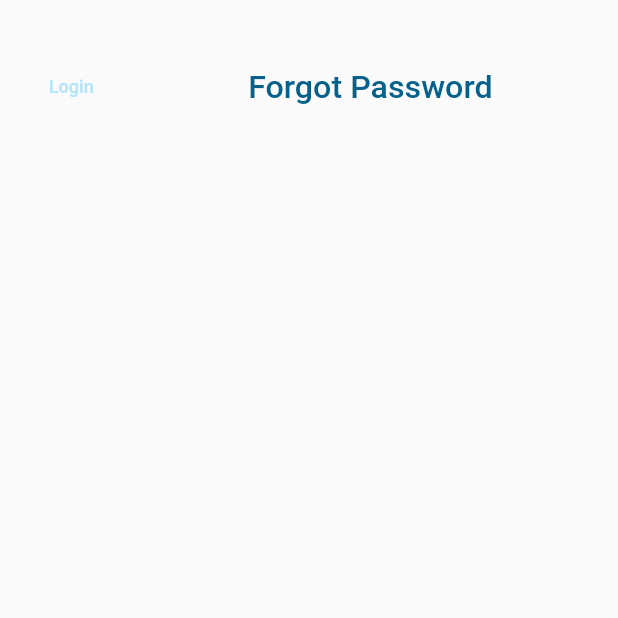
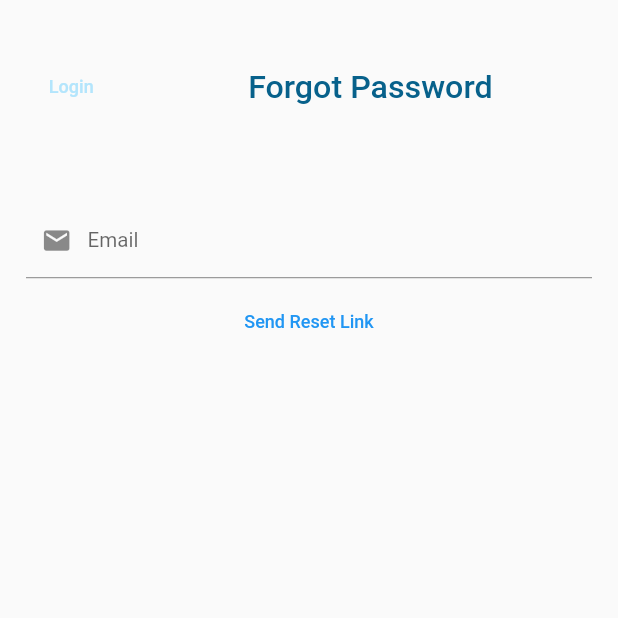
Before and after one commit to alper50/TimeAndNoteTracker, a Flutter app: the AuthenticationView screen opened by its route, tab 3 chosen, on a phone screen of 412 x 824 dp, the top half of it. Run offline on Flutter 3.47's test engine with Material 2 defaults, Android fonts, the phone set to English and light mode, and no system bars; our stand-ins replace auto_route, bloc, concentric_transition, dartz, firebase_auth, firebase_core and 7 more; accounts and stored records are empty.

Commit message:
forgot password implemented

```diff
--- /dev/null
+++ b/lib/application/auth/bloc/forgot_password_bloc.dart
@@ -0,0 +1,55 @@
+import 'package:bloc/bloc.dart';
+import 'package:dartz/dartz.dart';
+import 'package:freezed_annotation/freezed_annotation.dart';
+import 'package:injectable/injectable.dart';
+import 'package:timenotetracker/domain/auth/%C4%B1_auth_methods.dart';
+import 'package:timenotetracker/domain/auth/auth_failure.dart';
+import 'package:timenotetracker/domain/auth/auth_value_objects.dart';
+
+part 'forgot_password_event.dart';
+part 'forgot_password_state.dart';
+part 'forgot_password_bloc.freezed.dart';
+
+@injectable
+class ForgotPasswordBloc
+    extends Bloc<ForgotPasswordEvent, ForgotPasswordState> {
+  final IAuthMethods _authMethods;
+  ForgotPasswordBloc(this._authMethods) : super(ForgotPasswordState.initial()) {
+    on<ForgotPasswordEvent>(
+      (event, emit) async {
+        await event.map(
+          sendResetLink: (e) async {
+            Either<AuthFailure, Unit>? failureOrSucces;
+
+            final isEmailValid = state.email.isValid();
+            if (isEmailValid) {
+              emit(
+                state.copyWith(
+                  isSubmitting: true,
+                  authFailureOrSuccessOption: none(),
+                ),
+              );
+              failureOrSucces =
+                  await _authMethods.forgotPassword(emailAddress: state.email);
+            }
+            emit(
+              state.copyWith(
+                isSubmitting: false,
+                showErrorMessage: true,
+                authFailureOrSuccessOption: optionOf(failureOrSucces),
+              ),
+            );
+          },
+          emailChanged: (e) {
+            emit(
+              state.copyWith(
+                email: EmailAddress(e.email),
+                authFailureOrSuccessOption: none(),
+              ),
+            );
+          },
+        );
+      },
+    );
+  }
+}
--- /dev/null
+++ b/lib/application/auth/bloc/forgot_password_event.dart
@@ -0,0 +1,7 @@
+part of 'forgot_password_bloc.dart';
+
+@freezed
+class ForgotPasswordEvent with _$ForgotPasswordEvent {
+   const factory ForgotPasswordEvent.emailChanged(String email) = ForgotPassEmailChanged;
+  const factory ForgotPasswordEvent.sendResetLink() = SendResetLink;
+}
--- /dev/null
+++ b/lib/application/auth/bloc/forgot_password_state.dart
@@ -0,0 +1,18 @@
+part of 'forgot_password_bloc.dart';
+
+@freezed
+abstract class ForgotPasswordState with _$ForgotPasswordState {
+  const factory ForgotPasswordState({
+    required EmailAddress email,
+    required bool showErrorMessage,
+    required bool isSubmitting,
+    required Option<Either<AuthFailure, Unit>> authFailureOrSuccessOption,
+  }) = _ForgotPasswordState;
+
+  factory ForgotPasswordState.initial() => ForgotPasswordState(
+        email: EmailAddress(''),
+        isSubmitting: false,
+        showErrorMessage: false,
+        authFailureOrSuccessOption: none(),
+      );
+}
--- a/lib/domain/auth/ı_auth_methods.dart
+++ b/lib/domain/auth/ı_auth_methods.dart
@@ -18,6 +18,5 @@ abstract class IAuthMethods {
   });
   Future<Either<AuthFailure, Unit>> signInWithGoogle();
   Future<Either<AuthFailure, Unit>> forgotPassword({required EmailAddress emailAddress});
-  Future<Either<AuthFailure, Unit>> resetPassword({required Password password});
   Future<void> signOut();
 }
--- a/lib/presentation/auth/auth_view.dart
+++ b/lib/presentation/auth/auth_view.dart
@@ -11,9 +11,9 @@ class AuthenticationView extends StatelessWidget {
   AuthenticationView({Key? key}) : super(key: key);
 
   final List<Widget> _tabbarViews = [
-    const RegisterView(),
+     RegisterView(),
      LoginView(),
-    const ForgotPasswordView()
+     ForgotPasswordView()
   ];
 
   @override
--- a/lib/presentation/auth/forgot_pass_view.dart
+++ b/lib/presentation/auth/forgot_pass_view.dart
@@ -1,12 +1,96 @@
 import 'package:flutter/material.dart';
+import 'package:flutter_bloc/flutter_bloc.dart';
+import 'package:timenotetracker/application/auth/bloc/forgot_password_bloc.dart';
+import 'package:timenotetracker/injection.dart';
+import 'package:timenotetracker/presentation/auth/widgets/my_auth_button.dart';
+import 'package:timenotetracker/presentation/core/coreWidgets/my_snackbar.dart';
 
 class ForgotPasswordView extends StatelessWidget {
-  const ForgotPasswordView({ Key? key }) : super(key: key);
-
+  ForgotPasswordView({Key? key}) : super(key: key);
+  // @override
+  // Widget wrappedRoute(BuildContext context) {
+  //   return BlocProvider(
+  //     create: (context) => getIt<ForgotPasswordBloc>(),
+  //     child: this,
+  //   );
+  // }
+  final FocusNode emailFocus = FocusNode();
   @override
   Widget build(BuildContext context) {
-    return Container(
-
+    return BlocProvider(
+      create: (context) => getIt<ForgotPasswordBloc>(),
+      child: BlocConsumer<ForgotPasswordBloc, ForgotPasswordState>(
+          listener: (context, state) {
+        state.authFailureOrSuccessOption.fold(
+          () {},
+          (either) => either.fold(
+            (failure) {
+              ScaffoldMessenger.of(context).showSnackBar(
+                displaySnackBar(
+                  message: failure.map(
+                    cancelledByUser: (_) => 'Cancelled',
+                    serverError: (_) => 'Server error',
+                    emailAlreadyInUse: (_) => 'Email already in use',
+                    invalidEmailAndPasswordCombination: (_) =>
+                        'Invalid email and password combination',
+                  ),
+                ),
+              );
+            },
+            (_) {
+              ScaffoldMessenger.of(context).showSnackBar(
+                displaySnackBar(
+                    message:
+                        'If this email exist password reset link has been sent to this email.'),
+              );
+            },
+          ),
+        );
+      }, builder: (context, state) {
+        return Scaffold(
+          body: Form(
+            autovalidateMode: state.showErrorMessage
+                ? AutovalidateMode.always
+                : AutovalidateMode.disabled,
+            child: Column(
+              children: [
+                TextFormField(
+                  focusNode: emailFocus,
+                  textInputAction: TextInputAction.next,
+                  decoration: const InputDecoration(
+                    prefixIcon: Icon(Icons.email),
+                    labelText: 'Email',
+                  ),
+                  autocorrect: false,
+                  onChanged: (value) => context.read<ForgotPasswordBloc>().add(
+                        ForgotPasswordEvent.emailChanged(
+                          value,
+                        ),
+                      ),
+                  validator: (_) =>
+                      context.read<ForgotPasswordBloc>().state.email.value.fold(
+                            (f) => f.maybeMap(
+                              invalidEmail: (_) => 'Invalid Email',
+                              orElse: () => null,
+                            ),
+                            (_) => null,
+                          ),
+                ),
+                const SizedBox(height: 10),
+                TextButton(
+                  onPressed: () {
+                    emailFocus.unfocus();
+                    context
+                        .read<ForgotPasswordBloc>()
+                        .add(ForgotPasswordEvent.sendResetLink());
+                  },
+                  child: Text('Send Reset Link'),
+                )
+              ],
+            ),
+          ),
+        );
+      }),
     );
   }
 }
--- a/lib/presentation/onboard/onboard_view.dart
+++ b/lib/presentation/onboard/onboard_view.dart
@@ -14,7 +14,8 @@ class OnboardView extends StatefulWidget {
 class _OnboardViewState extends State<OnboardView> {
   @override
   Widget build(BuildContext context) {
-    return Scaffold(
+    return SafeArea(
+      child: Scaffold(
         body: ConcentricPageView(
           colors: [
             MyColors.primaryColor,
@@ -31,6 +32,7 @@ class _OnboardViewState extends State<OnboardView> {
             );
           },
         ),
+      ),
     );
   }
 }
--- a/pubspec.yaml
+++ b/pubspec.yaml
@@ -11,8 +11,8 @@ dependencies:
   flutter:
     sdk: flutter
   #backend
-  firebase_core: ^1.15.0
-  firebase_auth: ^3.3.15
+  firebase_core: ^1.17.0
+  firebase_auth: ^3.3.18
   google_sign_in: ^5.3.0
 
   #fronted
```
Also changed, not shown: lib/infrastructure/auth/firebase_auth_service.dart (+8 -10 lines), lib/application/auth/bloc/forgot_password_bloc.freezed.dart (added), lib/injection.config.dart, pubspec.lock. Lines whose indentation alone changed are shown as unchanged.
